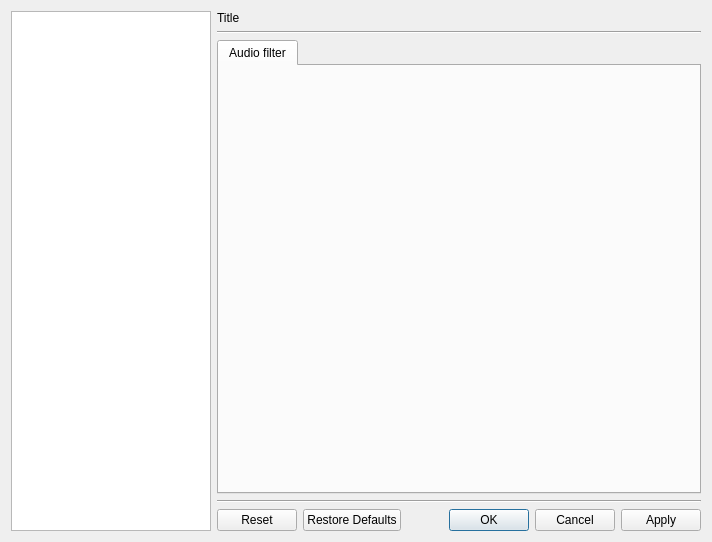
Before: the Qt Designer form src/cmplayer/ui/prefdialog.ui in bylee20/bomi, drawn with Qt 5.
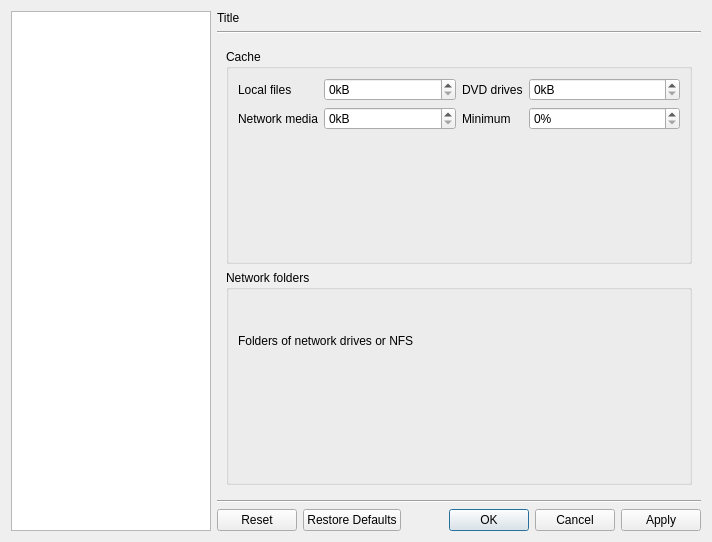
After: the same form once the commit is applied. Icons and pictures are not drawn. Custom widgets are drawn as their Qt base class.

Commit message: add performance item in preferences

Diff of the .ui file:
```diff
--- a/src/cmplayer/ui/prefdialog.ui
+++ b/src/cmplayer/ui/prefdialog.ui
@@ -72,7 +72,7 @@
      <item>
       <widget class="QStackedWidget" name="stack">
        <property name="currentIndex">
-        <number>3</number>
+        <number>4</number>
        </property>
        <widget class="QWidget" name="open_media">
         <layout class="QVBoxLayout" name="verticalLayout">
@@ -413,31 +413,109 @@
          <property name="bottomMargin">
           <number>0</number>
          </property>
+        </layout>
+       </widget>
+       <widget class="QWidget" name="performance">
+        <layout class="QVBoxLayout" name="verticalLayout_36">
          <item>
-          <widget class="QTabWidget" name="tabWidget">
-           <property name="currentIndex">
-            <number>0</number>
+          <widget class="QGroupBox" name="groupBox_24">
+           <property name="title">
+            <string>Cache</string>
            </property>
-           <widget class="QWidget" name="tab_3">
-            <attribute name="title">
-             <string>Audio filter</string>
-            </attribute>
-            <layout class="QVBoxLayout" name="verticalLayout_9">
-             <item>
-              <spacer name="verticalSpacer_2">
-               <property name="orientation">
-                <enum>Qt::Vertical</enum>
-               </property>
-               <property name="sizeHint" stdset="0">
-                <size>
-                 <width>20</width>
-                 <height>439</height>
-                </size>
-               </property>
-              </spacer>
-             </item>
-            </layout>
-           </widget>
+           <layout class="QHBoxLayout" name="horizontalLayout_22">
+            <item>
+             <layout class="QFormLayout" name="formLayout_9">
+              <item row="0" column="0">
+               <widget class="QLabel" name="label_45">
+                <property name="text">
+                 <string>Local files</string>
+                </property>
+               </widget>
+              </item>
+              <item row="0" column="1">
+               <widget class="QSpinBox" name="cache_local">
+                <property name="suffix">
+                 <string notr="true">kB</string>
+                </property>
+                <property name="maximum">
+                 <number>99999</number>
+                </property>
+               </widget>
+              </item>
+              <item row="1" column="0">
+               <widget class="QLabel" name="label_47">
+                <property name="text">
+                 <string>Network media</string>
+                </property>
+               </widget>
+              </item>
+              <item row="1" column="1">
+               <widget class="QSpinBox" name="cache_network">
+                <property name="suffix">
+                 <string notr="true">kB</string>
+                </property>
+                <property name="maximum">
+                 <number>99999</number>
+                </property>
+               </widget>
+              </item>
+             </layout>
+            </item>
+            <item>
+             <layout class="QFormLayout" name="formLayout_11">
+              <item row="0" column="0">
+               <widget class="QLabel" name="cache_">
+                <property name="text">
+                 <string>DVD drives</string>
+                </property>
+               </widget>
+              </item>
+              <item row="0" column="1">
+               <widget class="QSpinBox" name="cache_dvd">
+                <property name="suffix">
+                 <string notr="true">kB</string>
+                </property>
+                <property name="maximum">
+                 <number>99999</number>
+                </property>
+               </widget>
+              </item>
+              <item row="1" column="0">
+               <widget class="QLabel" name="label_48">
+                <property name="text">
+                 <string>Minimum</string>
+                </property>
+               </widget>
+              </item>
+              <item row="1" column="1">
+               <widget class="QSpinBox" name="cache_min">
+                <property name="suffix">
+                 <string notr="true">%</string>
+                </property>
+               </widget>
+              </item>
+             </layout>
+            </item>
+           </layout>
+          </widget>
+         </item>
+         <item>
+          <widget class="QGroupBox" name="groupBox_26">
+           <property name="title">
+            <string>Network folders</string>
+           </property>
+           <layout class="QVBoxLayout" name="verticalLayout_9">
+            <item>
+             <widget class="QLabel" name="label_49">
+              <property name="text">
+               <string>Folders of network drives or NFS</string>
+              </property>
+             </widget>
+            </item>
+            <item>
+             <widget class="SimpleListWidget" name="network_folders" native="true"/>
+            </item>
+           </layout>
           </widget>
          </item>
         </layout>
```
The commit also changes 2 other files.
